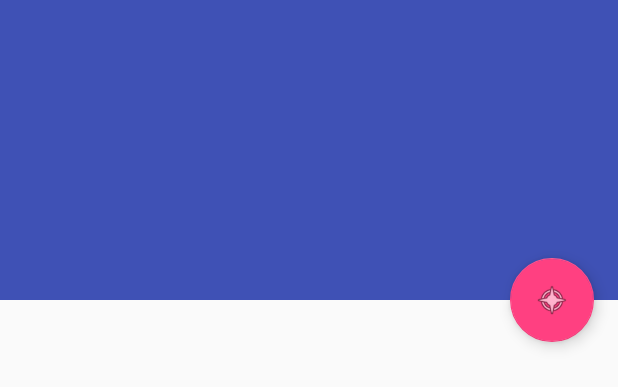
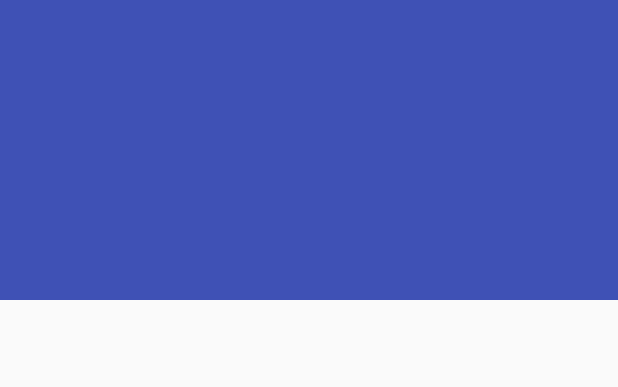
Before and after one commit to BlackthornYugen/Jumbotron, an Android app: the layout activity_player_detail.xml on its own in the app's theme, with its tools: preview values and no code run, on a phone screen of 412 x 824 dp. Shown: the top 387 px of the screen. Run offline under Robolectric (Android 15) with nearby library versions, the phone set to English and light mode, and no system bars.

Commit message:
Forgot to remove the Fab from the single-pane activity.

```diff
--- a/app/src/main/res/layout/activity_player_detail.xml
+++ b/app/src/main/res/layout/activity_player_detail.xml
@@ -35,10 +35,4 @@ Created by John Steel on 2015-10-31 from a template.
         android:layout_width="match_parent" android:layout_height="match_parent"
         app:layout_behavior="@string/appbar_scrolling_view_behavior" />
 
-    <android.support.design.widget.FloatingActionButton android:id="@+id/challenge"
-        android:layout_width="wrap_content" android:layout_height="wrap_content"
-        android:layout_gravity="center_vertical|start" android:layout_margin="@dimen/fab_margin"
-        android:src="@android:drawable/ic_menu_compass"
-        app:layout_anchor="@+id/player_detail_container" app:layout_anchorGravity="top|end" />
-
 </android.support.design.widget.CoordinatorLayout>
```
